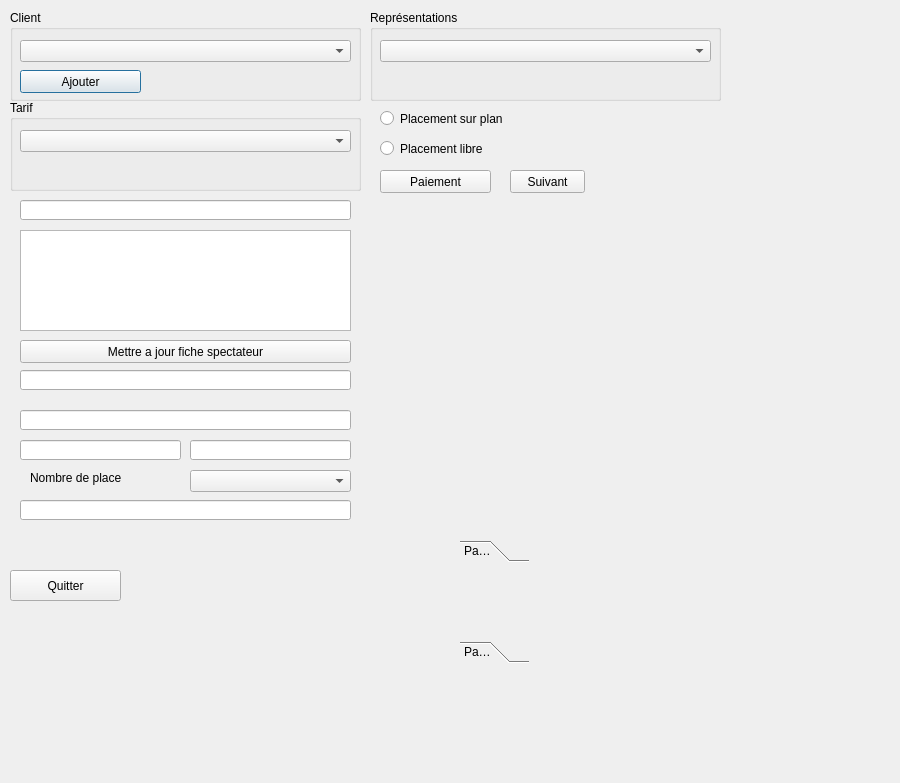
The window that FestiClicC/billetterie.ui (FestiClic/FestiClic3) describes before a commit, drawn with Qt 5.
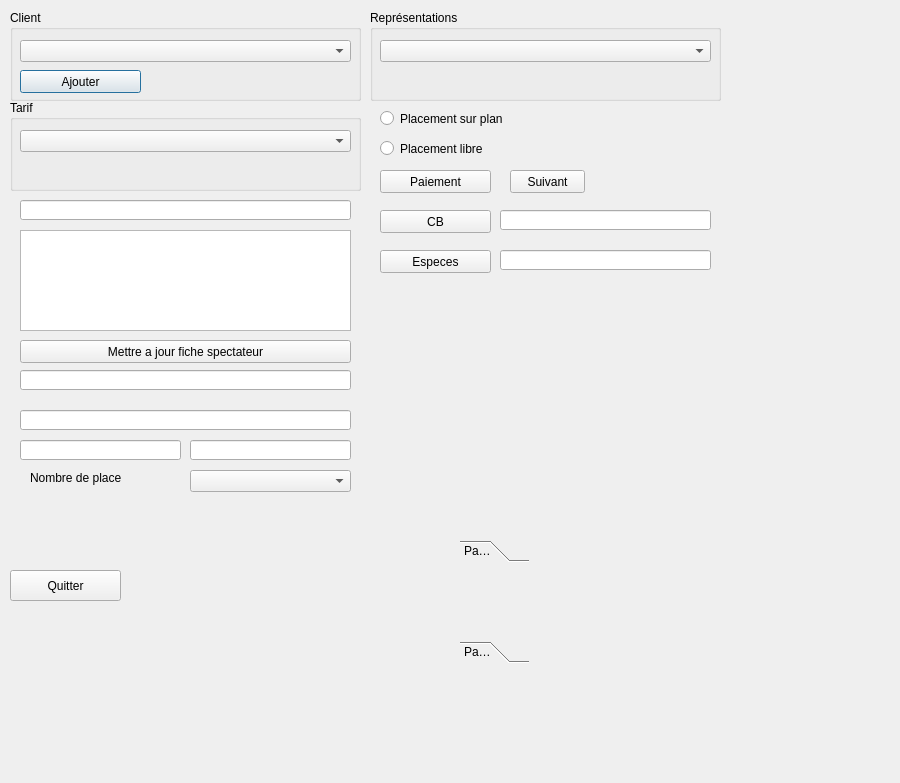
The same window after the commit.

Commit message: integration payement dans billetterie A FINIR

```diff
--- a/FestiClicC/billetterie.ui
+++ b/FestiClicC/billetterie.ui
@@ -174,9 +174,9 @@
   <widget class="QLineEdit" name="bTxtPrixTotal">
    <property name="geometry">
     <rect>
-     <x>20</x>
-     <y>500</y>
-     <width>331</width>
+     <x>500</x>
+     <y>210</y>
+     <width>211</width>
      <height>20</height>
     </rect>
    </property>
@@ -305,6 +305,42 @@
     </attribute>
    </widget>
   </widget>
+  <widget class="QPushButton" name="bBtnCb">
+   <property name="geometry">
+    <rect>
+     <x>380</x>
+     <y>210</y>
+     <width>111</width>
+     <height>23</height>
+    </rect>
+   </property>
+   <property name="text">
+    <string>CB</string>
+   </property>
+  </widget>
+  <widget class="QPushButton" name="bBtnEspeces">
+   <property name="geometry">
+    <rect>
+     <x>380</x>
+     <y>250</y>
+     <width>111</width>
+     <height>23</height>
+    </rect>
+   </property>
+   <property name="text">
+    <string>Especes</string>
+   </property>
+  </widget>
+  <widget class="QLineEdit" name="bTxtEspeces">
+   <property name="geometry">
+    <rect>
+     <x>500</x>
+     <y>250</y>
+     <width>211</width>
+     <height>20</height>
+    </rect>
+   </property>
+  </widget>
  </widget>
  <tabstops>
   <tabstop>bCBoxSpectacteur</tabstop>
```
The commit also changes 2 other files.
